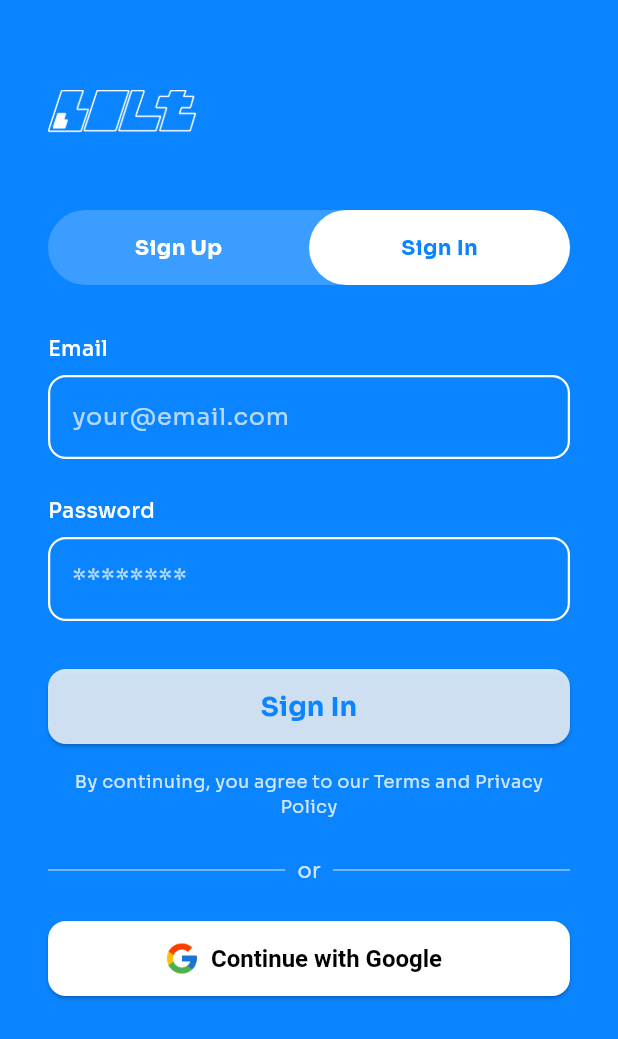
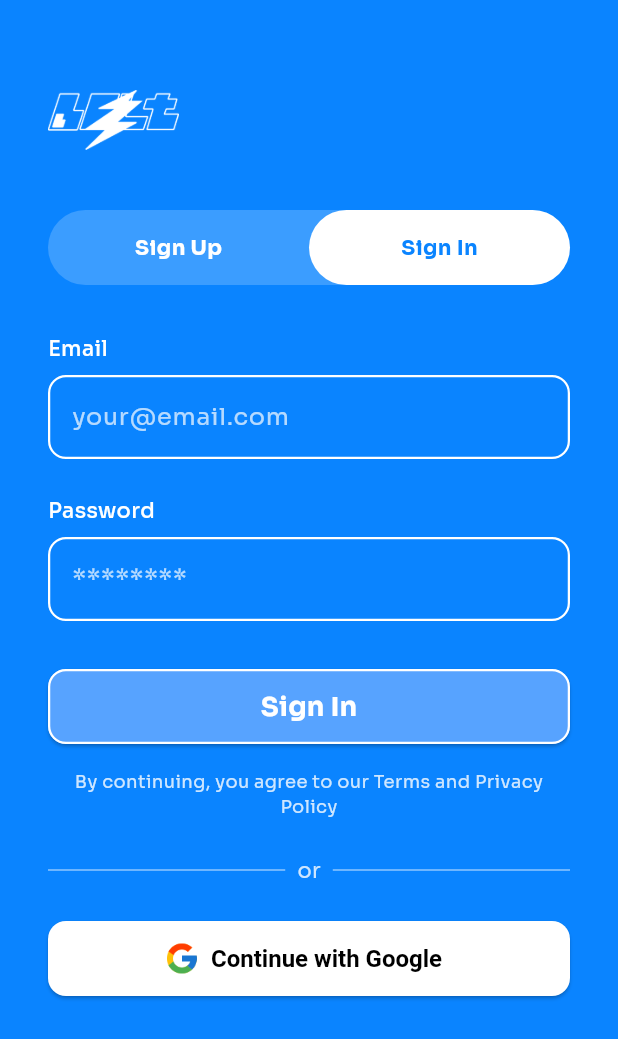
Before and after one commit to IT22202468/bolt, a Flutter app: the screen it shows after launch, after a tap on "Sign In", on a phone screen of 412 x 824 dp. Shown: the top 1039 px of the screen. Run offline on Flutter 3.47's test engine with Material 3 defaults, Android fonts, the phone set to English and light mode, and no system bars; our stand-ins replace google_fonts.

Commit message:
feat: Replace bolt_text.png with bolt_logo.png in Auth and Splash screens

```diff
--- a/lib/features/Auth/auth_page.dart
+++ b/lib/features/Auth/auth_page.dart
@@ -72,7 +72,7 @@ class _AuthPageState extends State<AuthPage> {
     return Align(
       alignment: Alignment.centerLeft,
       child: Image.asset(
-        'assets/images/bolt_text.png', // Assuming this is the correct white logo
+        'assets/images/bolt_logo.png', // Assuming this is the correct white logo
         height: 40,
         color: Colors.white,
       ),
@@ -180,11 +180,12 @@ class _AuthPageState extends State<AuthPage> {
     return ElevatedButton(
       onPressed: _isSignUpSelected ? () {} : _handleSignIn,
       style: ElevatedButton.styleFrom(
-        foregroundColor: const Color(0xFF0A84FF),
-        backgroundColor: Colors.white.withOpacity(0.8),
+        foregroundColor: Colors.white,
+        backgroundColor: const Color(0xFF57A3FF),
         minimumSize: const Size(double.infinity, 50),
         shape: RoundedRectangleBorder(
           borderRadius: BorderRadius.circular(12),
+          side: const BorderSide(color: Colors.white, width: 1.5),
         ),
       ),
       child: Text(
--- a/lib/features/Splash_screen/splash_screen.dart
+++ b/lib/features/Splash_screen/splash_screen.dart
@@ -87,7 +87,7 @@ class _SplashScreenState extends State<SplashScreen>
                 SlideTransition(
                   position: _boltSlideAnimation,
                   child: Image.asset(
-                    'assets/images/bolt_text.png',
+                    'assets/images/bolt_logo.png',
                     height: 90,
                   ),
                 ),
```
Also changed, not shown: assets/images/bolt_logo.png (added), assets/images/bolt_text.png (deleted), assets/images/thunder.png (deleted).
